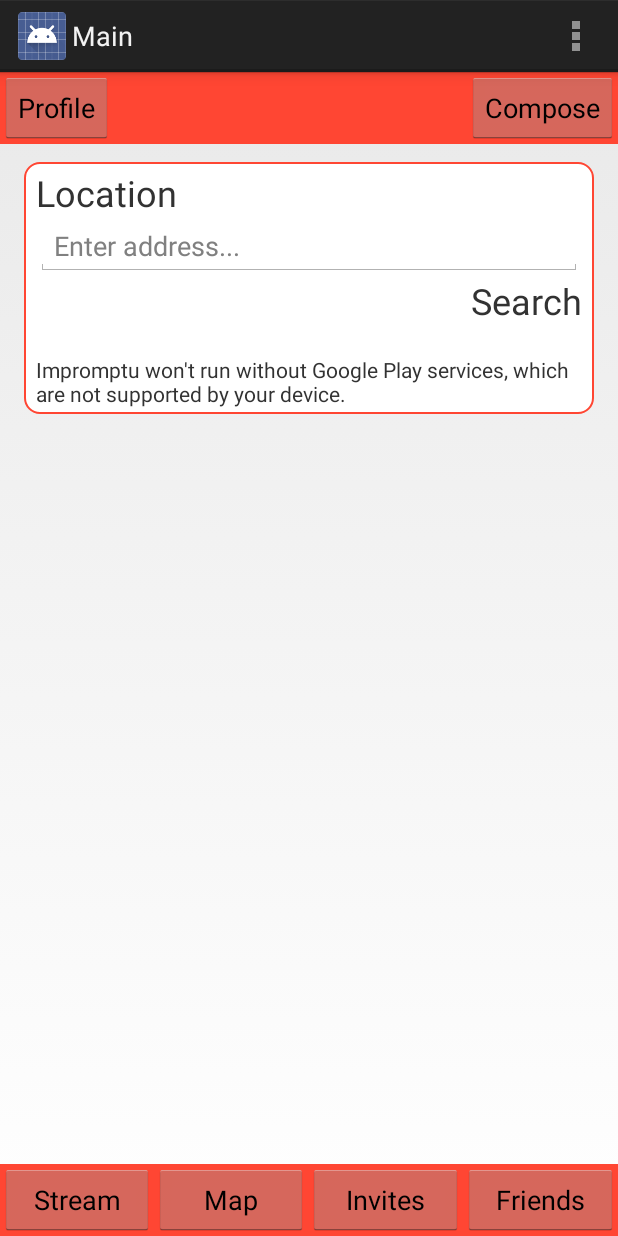
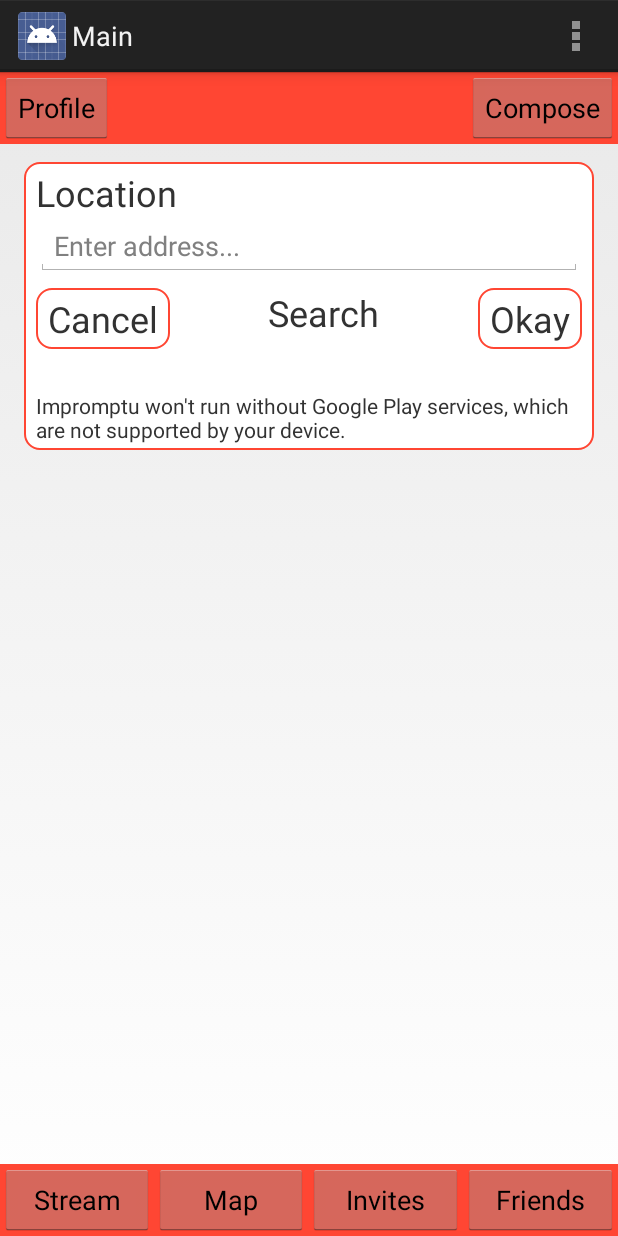
Before and after one commit to scobb/Impromptu, an Android app: the fragment FragmentComposeLocation placed in its activity, on a phone screen of 412 x 824 dp. Run offline under Robolectric (Android 15) with nearby library versions, the phone set to English and light mode, and no system bars; libraries missing offline, so code that uses them is left out: com.facebook, com.parse; 2 statements that could not run were skipped.

Commit message:
okay/cancel in location

```diff
--- a/app/src/main/java/com/example/steve/impromptu/Main/ActivityMain.java
+++ b/app/src/main/java/com/example/steve/impromptu/Main/ActivityMain.java
@@ -23,7 +23,8 @@ import com.example.steve.impromptu.R;
 import com.parse.Parse;
 import com.parse.ParseUser;
 
-public class ActivityMain extends FragmentActivity implements FragmentComposeTime.OnComposeTimeFinishedListener, FragmentComposeMain.OnAttributeSelectedListener, FragmentComposeMain.OnComposeMainFinishedListener {
+public class ActivityMain extends FragmentActivity implements FragmentComposeTime.OnComposeTimeFinishedListener, FragmentComposeMain.OnAttributeSelectedListener,
+        FragmentComposeMain.OnComposeMainFinishedListener, FragmentComposeLocation.OnComposeLocationFinishedListener {
 
     Event newEvent;
     public Dialog progressDialog;
@@ -98,6 +99,18 @@ public class ActivityMain extends FragmentActivity implements FragmentComposeTim
 
     @Override
     public void onComposeTimeFinished() {
+
+        FragmentManager fragmentManager = getFragmentManager();
+        FragmentTransaction fragmentTransaction = fragmentManager.beginTransaction();
+
+        FragmentComposeMain fragment = new FragmentComposeMain();
+        fragmentTransaction.replace(R.id.activityMain_frameLayout_shell, fragment).addToBackStack(null);
+        fragmentTransaction.commit();
+
+    }
+
+    @Override
+    public void onComposeLocationFinished() {
 
         FragmentManager fragmentManager = getFragmentManager();
         FragmentTransaction fragmentTransaction = fragmentManager.beginTransaction();
--- a/app/src/main/java/com/example/steve/impromptu/Main/Compose/FragmentComposeLocation.java
+++ b/app/src/main/java/com/example/steve/impromptu/Main/Compose/FragmentComposeLocation.java
@@ -1,15 +1,18 @@
 package com.example.steve.impromptu.Main.Compose;
 
+import android.app.Activity;
 import android.app.Fragment;
 import android.net.ConnectivityManager;
 import android.net.NetworkInfo;
 import android.os.AsyncTask;
 import android.os.Bundle;
 import android.util.Log;
+import android.view.InflateException;
 import android.view.LayoutInflater;
 import android.view.View;
 import android.view.ViewGroup;
 import android.widget.EditText;
+import android.widget.LinearLayout;
 import android.widget.TextView;
 import android.widget.Toast;
 
@@ -46,14 +49,38 @@ public class FragmentComposeLocation extends Fragment {
     private TextView vSearchPrompt;
     private GoogleMap vMap;
     public Event myEvent;
+    private LinearLayout vOkay;
+    private LinearLayout vCancel;
     private int mapType;
+    private String postalCodeString = "nothing yet";
+
+    private static View fragmentView;
+
+    OnComposeLocationFinishedListener mCallback;
+
+    // Container Activity must implement this interface
+    public interface OnComposeLocationFinishedListener {
+        public void onComposeLocationFinished();
+    }
 
     @Override
     public View onCreateView(LayoutInflater inflater, ViewGroup container,
                              Bundle savedInstanceState)
     {
+
+        if (fragmentView != null) {
+            ViewGroup parent = (ViewGroup) fragmentView.getParent();
+            if (parent != null)
+                parent.removeView(fragmentView);
+        }
+        try {
+            fragmentView = inflater.inflate(R.layout.fragment_compose_location, container, false);
+        } catch (InflateException e) {
+        /* map is already there, just return view as it is */
+        }
+
         // Inflate the layout for this fragment
-        View fragmentView = inflater.inflate(R.layout.fragment_compose_location, container, false);
+
 
         ActivityMain myActivity = (ActivityMain) getActivity();
         myEvent = myActivity.getNewEvent();
@@ -62,6 +89,8 @@ public class FragmentComposeLocation extends Fragment {
         vLocationPrompt = (TextView) fragmentView.findViewById(R.id.fragComposeLocation_textView_locationPrompt);
         vAddress = (EditText) fragmentView.findViewById(R.id.fragComposeLocation_editText_address);
         vSearchPrompt = (TextView) fragmentView.findViewById(R.id.fragComposeLocation_textView_searchPrompt);
+        vOkay = (LinearLayout) fragmentView.findViewById(R.id.fragComposeLocation_linearLayout_okay);
+        vCancel = (LinearLayout) fragmentView.findViewById(R.id.fragComposeLocation_linearLayout_cancel);
 
         //this works just a little differently:
         //vMap = ((MapFragment) getFragmentManager().findFragmentById(R.id.fragComposeLocation_map)).getMap();
@@ -77,6 +106,31 @@ public class FragmentComposeLocation extends Fragment {
 
         });
 
+        vCancel.setOnClickListener(new View.OnClickListener() {
+            @Override
+            public void onClick(View v) {
+
+                // TODO make sure enough info is filled out
+
+                Toast.makeText(getActivity(), "Select cancel", Toast.LENGTH_SHORT).show();
+
+            }
+        });
+
+        vOkay.setOnClickListener(new View.OnClickListener() {
+            @Override
+            public void onClick(View v) {
+
+                //TODO actually "return" the location, make sure info is filled out
+
+                myEvent.setLocation(postalCodeString);
+
+                mCallback.onComposeLocationFinished();
+            }
+        });
+
+
+        /*
         int hasGooglePlay = GooglePlayServicesUtil.isGooglePlayServicesAvailable(fragmentView.getContext());
 
         String toastMe = "Google Play Services are available";
@@ -104,9 +158,11 @@ public class FragmentComposeLocation extends Fragment {
         }
 
         Toast.makeText(getActivity(), toastMe, Toast.LENGTH_SHORT).show();
+        */
 
         //some map initializations:
 
+        if(vMap != null) {
 
             LatLng sydney = new LatLng(-33.867, 151.206);
 
@@ -120,10 +176,26 @@ public class FragmentComposeLocation extends Fragment {
 
             mapType = 0;
             toggleMapType();
+        }
+
 
 
 
         return fragmentView;
+    }
+
+    @Override
+    public void onAttach(Activity activity) {
+        super.onAttach(activity);
+
+        // This makes sure that the container activity has implemented
+        // the callback interface. If not, it throws an exception
+        try {
+            mCallback = (OnComposeLocationFinishedListener) activity;
+        } catch (ClassCastException e) {
+            throw new ClassCastException(activity.toString()
+                    + " must implement OnComposeTimeFinishedListener");
+        }
     }
 
     private void toggleMapType()
@@ -238,6 +310,7 @@ public class FragmentComposeLocation extends Fragment {
                 e.printStackTrace();
 
                 postalCode = "Postal Code: N/A";
+                postalCodeString = postalCode;
             }
 
             vAddress.setText(postalCode);
--- a/app/src/main/res/layout/fragment_compose_location.xml
+++ b/app/src/main/res/layout/fragment_compose_location.xml
@@ -32,6 +32,38 @@
             android:maxLength="140"
             android:hint="@string/fragComposeLocation_hintLocation"/>
 
+        <LinearLayout
+            android:layout_width="match_parent"
+            android:layout_height="wrap_content"
+            android:orientation="horizontal"
+            android:layout_marginTop="8dp">
+
+            <LinearLayout
+                android:id="@+id/fragComposeLocation_linearLayout_cancel"
+                android:layout_marginTop="8dp"
+                android:orientation="vertical"
+                android:layout_height="wrap_content"
+                android:layout_width="wrap_content"
+                android:gravity="center_vertical"
+                android:layout_gravity="right"
+                android:background="@drawable/template_rounded_box">
+
+                <TextView
+                    android:id="@+id/fragComposeLocation_textView_cancelPrompt"
+                    android:layout_width="wrap_content"
+                    android:layout_height="wrap_content"
+                    android:text="Cancel"
+                    android:textSize="24sp"/>
+
+            </LinearLayout>
+
+            <Space
+                android:layout_width="0dp"
+                android:layout_weight="1"
+                android:layout_height="match_parent">
+
+            </Space>
+
             <TextView
                 android:id="@+id/fragComposeLocation_textView_searchPrompt"
                 android:layout_width="wrap_content"
@@ -40,13 +72,43 @@
                 android:text="Search"
                 android:textSize="24sp"/>
 
+            <Space
+                android:layout_width="0dp"
+                android:layout_weight="1"
+                android:layout_height="match_parent">
+
+            </Space>
+
+            <LinearLayout
+                android:id="@+id/fragComposeLocation_linearLayout_okay"
+                android:layout_marginTop="8dp"
+                android:orientation="vertical"
+                android:layout_height="wrap_content"
+                android:layout_width="wrap_content"
+                android:gravity="center_vertical|right"
+                android:layout_gravity="right"
+                android:background="@drawable/template_rounded_box">
+
+                <TextView
+                    android:id="@+id/fragComposeLocation_textView_okPrompt"
+                    android:layout_width="wrap_content"
+                    android:layout_height="wrap_content"
+                    android:text="Okay"
+                    android:textSize="24sp"/>
+
+            </LinearLayout>
+
+        </LinearLayout>
+
         <fragment
             android:id="@+id/fragComposeLocation_map"
-            android:name="com.google.android.gms.maps.MapFragment"
+            class="com.google.android.gms.maps.MapFragment"
             android:layout_width="match_parent"
             android:layout_height="wrap_content"
             android:layout_marginTop="20dp" />
 
     </LinearLayout>
 
+
+
 </LinearLayout>
```
Also changed, not shown: 115 other files. Lines whose indentation alone changed are shown as unchanged.
